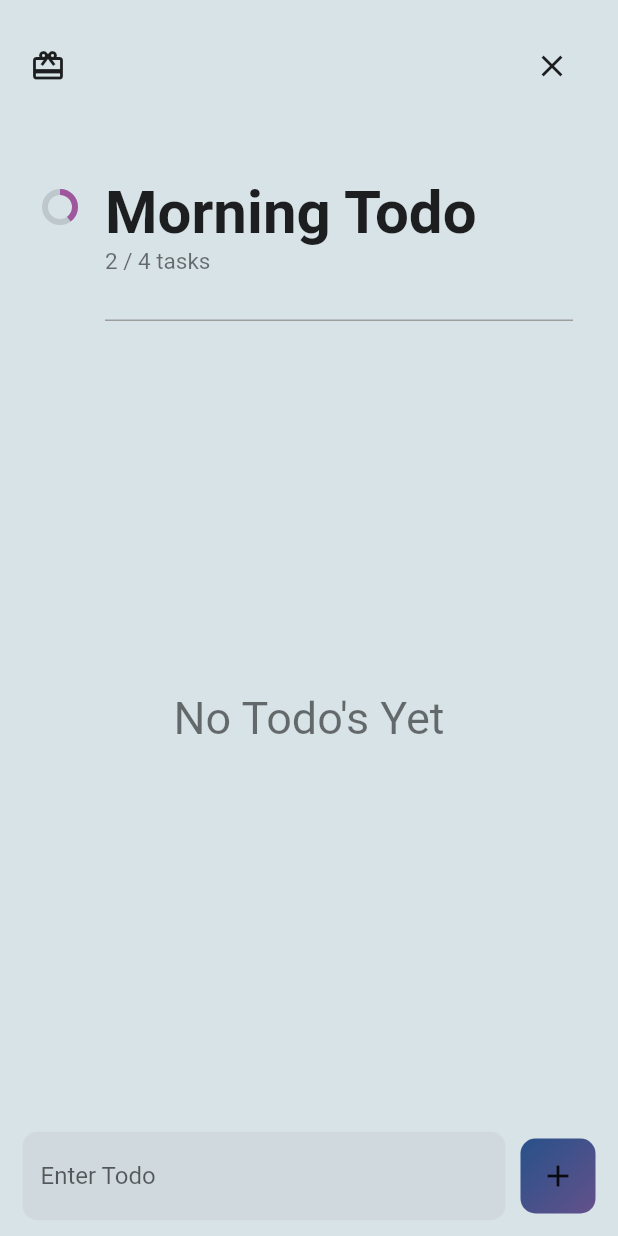
After one commit to AbelBlossom/flutter_todoapp, a Flutter app: the screen it shows after launch, after a tap on an icon or button, on a phone screen of 412 x 824 dp. The commit adds this screen. Run offline on Flutter 3.47's test engine with Material 2 defaults, Android fonts, the phone set to English and light mode, and no system bars.

Commit message:
added detail screen

```diff
--- /dev/null
+++ b/lib/detail.dart
@@ -0,0 +1,264 @@
+import 'package:flutter/material.dart';
+import 'package:provider/provider.dart';
+import 'package:todoapp/providers/todo.dart';
+
+themeSelect<T>(BuildContext context, T light, T dart) {
+  return Theme.of(context).brightness == Brightness.dark ? dart : light;
+}
+
+class Todos extends StatefulWidget {
+  final int index;
+  Todos(this.index, {Key? key}) : super(key: key);
+
+  @override
+  _TodosState createState() => _TodosState();
+}
+
+class _TodosState extends State<Todos> {
+  TextEditingController _controller = TextEditingController();
+
+  @override
+  Widget build(BuildContext context) {
+    var group = context.read<TodoProvider>().groups.elementAt(widget.index);
+    return SafeArea(
+      child: Scaffold(
+        body: Column(
+          children: [
+            Padding(
+              padding: const EdgeInsets.symmetric(vertical: 20, horizontal: 20),
+              child: Row(
+                mainAxisAlignment: MainAxisAlignment.spaceBetween,
+                children: [
+                  Icon(Icons.wallet_giftcard),
+                  IconButton(
+                    onPressed: () => Navigator.pop(context),
+                    icon: Icon(Icons.close),
+                  ),
+                ],
+              ),
+            ),
+            Container(
+              padding: EdgeInsets.only(top: 30, left: 30, right: 30),
+              child: Row(
+                crossAxisAlignment: CrossAxisAlignment.start,
+                children: [
+                  Padding(
+                    padding: const EdgeInsets.only(top: 10.0),
+                    child: Container(
+                      width: 20,
+                      height: 20,
+                      child: CircularProgressIndicator(
+                        value: 0.4,
+                        color: Color(0xff9E579D),
+                        backgroundColor: themeSelect(
+                            context, Colors.black12, Colors.white70),
+                      ),
+                    ),
+                  ),
+                  Expanded(
+                    child: Container(
+                      margin: EdgeInsets.only(left: 20),
+                      padding: EdgeInsets.only(bottom: 30),
+                      decoration: BoxDecoration(
+                        border: Border(
+                          bottom: BorderSide(
+                              width: 1,
+                              color: themeSelect(
+                                  context, Colors.grey, Colors.white60)),
+                        ),
+                      ),
+                      child: Column(
+                        crossAxisAlignment: CrossAxisAlignment.start,
+                        children: [
+                          Text(
+                            group.name,
+                            maxLines: 1,
+                            overflow: TextOverflow.ellipsis,
+                            style: TextStyle(
+                              fontSize: 40,
+                              fontWeight: FontWeight.bold,
+                            ),
+                          ),
+                          Text(
+                            "2 / 4 tasks",
+                            style: TextStyle(
+                              fontSize: 15,
+                              color: themeSelect(
+                                  context, Colors.black54, Colors.white70),
+                            ),
+                          ),
+                        ],
+                      ),
+                    ),
+                  )
+                ],
+              ),
+            ),
+            Expanded(
+                child: group.todos.isEmpty ? buildEmpty() : buildTodoList()),
+            Container(
+              padding: EdgeInsets.symmetric(vertical: 10, horizontal: 15),
+              width: double.infinity,
+              height: 80,
+              child: Row(
+                children: [
+                  Expanded(
+                    child: TextField(
+                      controller: _controller,
+                      decoration: InputDecoration(
+                        filled: true,
+                        hintText: "Enter Todo",
+                        border: OutlineInputBorder(
+                          borderSide: BorderSide.none,
+                          borderRadius: BorderRadius.circular(10),
+                        ),
+                      ),
+                    ),
+                  ),
+                  SizedBox(width: 10),
+                  GestureDetector(
+                    onTap: () {
+                      if (_controller.text.isNotEmpty) {
+                        setState(() {
+                          group.addTodo(Todo(_controller.text));
+                          _controller.clear();
+                          FocusNode().unfocus();
+                        });
+                      }
+                    },
+                    child: Container(
+                      width: 50,
+                      height: 50,
+                      decoration: BoxDecoration(
+                        // color: Color(0xff9E579D),
+                        borderRadius: BorderRadius.circular(10),
+                        gradient: LinearGradient(
+                          colors: [
+                            group.color,
+                            group.color.withRed(100),
+                          ],
+                          begin: Alignment.topLeft,
+                          end: Alignment.bottomRight,
+                        ),
+                      ),
+                      child: Center(
+                        child: Icon(Icons.add),
+                      ),
+                    ),
+                  )
+                ],
+              ),
+            ),
+          ],
+        ),
+      ),
+    );
+  }
+
+  Widget buildEmpty() {
+    return Center(
+      child: Container(
+        child: Text(
+          "No Todo's Yet",
+          style: TextStyle(
+            color: themeSelect(context, Colors.black54, Colors.white70),
+            fontSize: 30,
+          ),
+        ),
+      ),
+    );
+  }
+
+  Widget buildTodoList() {
+    var group = context.read<TodoProvider>().groups.elementAt(widget.index);
+    var todos = group.todos;
+    return Container(
+      child: ListView.builder(
+        itemCount: todos.length,
+        physics: BouncingScrollPhysics(),
+        itemBuilder: (context, index) => TodoItem(
+          todos.elementAt(index),
+          color: group.color,
+          onToggle: () {
+            setState(() {
+              todos.elementAt(index).toggleDone();
+            });
+          },
+        ),
+      ),
+    );
+  }
+}
+
+class TodoItem extends StatelessWidget {
+  final Todo todo;
+  final Color color;
+  final void Function()? onToggle;
+  const TodoItem(
+    this.todo, {
+    Key? key,
+    this.onToggle,
+    required this.color,
+  }) : super(key: key);
+
+  @override
+  Widget build(BuildContext context) {
+    return InkWell(
+      onTap: () {
+        onToggle!();
+      },
+      child: Container(
+        height: 70,
+        width: double.infinity,
+        decoration: BoxDecoration(
+          color: todo.isCompleted
+              ? themeSelect(context, Colors.black.withOpacity(0.1),
+                  Colors.white.withOpacity(0.1))
+              : null,
+          borderRadius: BorderRadius.circular(10),
+        ),
+        padding: EdgeInsets.symmetric(horizontal: 10),
+        margin: EdgeInsets.all(5),
+        child: Row(
+          children: [
+            Checkbox(
+              value: todo.isCompleted,
+              fillColor: MaterialStateProperty.all(color.withRed(50)),
+              onChanged: (_) {},
+              shape: RoundedRectangleBorder(
+                  borderRadius: BorderRadius.circular(5)),
+            ),
+            Expanded(
+              child: Container(
+                padding: EdgeInsets.symmetric(horizontal: 10),
+                child: Column(
+                  crossAxisAlignment: CrossAxisAlignment.start,
+                  mainAxisSize: MainAxisSize.min,
+                  children: [
+                    Text(
+                      todo.text,
+                      style: TextStyle(
+                        fontSize: 24,
+                        fontWeight: FontWeight.w500,
+                        decoration: todo.isCompleted
+                            ? TextDecoration.lineThrough
+                            : TextDecoration.none,
+                      ),
+                    ),
+                    Text(
+                      "Mon, Apr 6",
+                      style: TextStyle(
+                        color: themeSelect(
+                            context, Colors.black54, Colors.white70),
+                      ),
+                    ),
+                  ],
+                ),
+              ),
+            ),
+          ],
+        ),
+      ),
+    );
+  }
+}
--- a/lib/widgets/todo_group.dart
+++ b/lib/widgets/todo_group.dart
@@ -1,12 +1,19 @@
 import 'dart:math';
 
+import 'package:flutter/cupertino.dart';
 import 'package:flutter/material.dart';
 import 'package:provider/provider.dart';
+import 'package:todoapp/detail.dart';
 import 'package:todoapp/providers/todo.dart';
 
-class TodoGroupView extends StatelessWidget {
+class TodoGroupView extends StatefulWidget {
   const TodoGroupView({Key? key}) : super(key: key);
 
+  @override
+  _TodoGroupViewState createState() => _TodoGroupViewState();
+}
+
+class _TodoGroupViewState extends State<TodoGroupView> {
   @override
   Widget build(BuildContext context) {
     var groups = context.watch<TodoProvider>().groups;
@@ -23,7 +30,7 @@ class TodoGroupView extends StatelessWidget {
           crossAxisSpacing: 20,
           childAspectRatio: 5 / 6,
           padding: EdgeInsets.symmetric(horizontal: 15),
-          children: groups.map((e) => buildGroup(e)).toList(),
+          children: groups.asMap().keys.map((e) => buildGroup(e)).toList(),
         ),
       ),
     );
@@ -35,9 +42,13 @@ class TodoGroupView extends StatelessWidget {
     );
   }
 
-  Widget buildGroup(TodoGroup group) {
+  Widget buildGroup(int index) {
     var random = Random().nextDouble();
-    return Container(
+    var group = context.read<TodoProvider>().groups.elementAt(index);
+    return GestureDetector(
+      onTap: () => Navigator.push(
+          context, CupertinoPageRoute(builder: (_) => Todos(index))),
+      child: Container(
         height: 100,
         decoration: BoxDecoration(
           gradient: LinearGradient(
@@ -130,6 +141,7 @@ class TodoGroupView extends StatelessWidget {
             )
           ],
         ),
+      ),
     );
   }
 }
```
Also changed, not shown: lib/providers/todo.dart (+10 -4 lines). Lines whose indentation alone changed are shown as unchanged.
